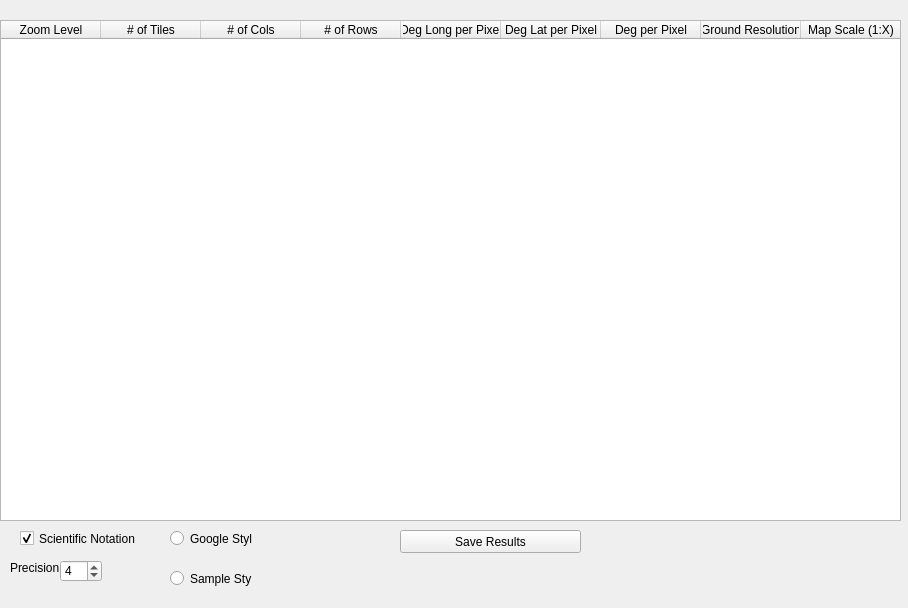
This is resultform.ui in bpass/TileCache as Qt 5 draws it before an edit. The edited form follows.
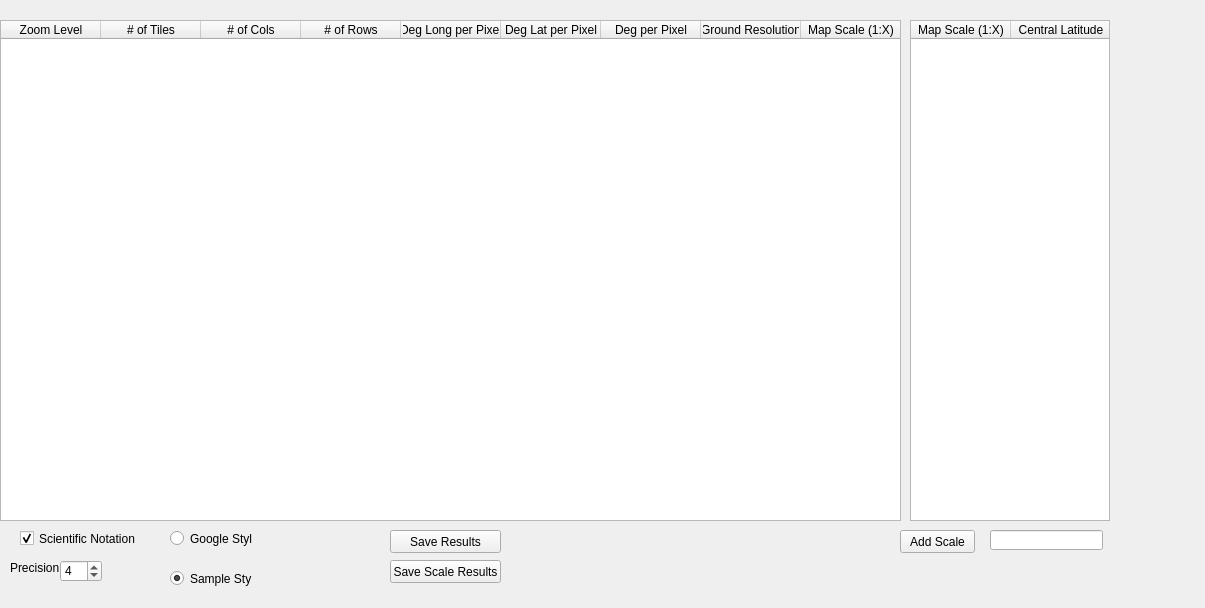
This is the edited form. Icons and pictures are not drawn.

Commit message: Longitudes spanning the date line now work correctly.  Added functionality to see central latitude needed for given map scales.

```diff
--- a/resultform.ui
+++ b/resultform.ui
@@ -6,7 +6,7 @@
    <rect>
     <x>0</x>
     <y>0</y>
-    <width>908</width>
+    <width>1205</width>
     <height>608</height>
    </rect>
   </property>
@@ -114,9 +114,9 @@
   <widget class="QPushButton" name="saveButton">
    <property name="geometry">
     <rect>
-     <x>400</x>
+     <x>390</x>
      <y>530</y>
-     <width>181</width>
+     <width>111</width>
      <height>23</height>
     </rect>
    </property>
@@ -165,6 +165,9 @@
    <property name="text">
     <string>Sample Style</string>
    </property>
+   <property name="checked">
+    <bool>true</bool>
+   </property>
   </widget>
   <widget class="QLabel" name="precLabel">
    <property name="geometry">
@@ -195,6 +198,98 @@
     <number>4</number>
    </property>
   </widget>
+  <widget class="QTableWidget" name="scaleTable">
+   <property name="geometry">
+    <rect>
+     <x>910</x>
+     <y>20</y>
+     <width>200</width>
+     <height>501</height>
+    </rect>
+   </property>
+   <property name="verticalScrollBarPolicy">
+    <enum>Qt::ScrollBarAlwaysOff</enum>
+   </property>
+   <property name="horizontalScrollBarPolicy">
+    <enum>Qt::ScrollBarAlwaysOff</enum>
+   </property>
+   <property name="autoScroll">
+    <bool>false</bool>
+   </property>
+   <property name="editTriggers">
+    <set>QAbstractItemView::NoEditTriggers</set>
+   </property>
+   <property name="alternatingRowColors">
+    <bool>true</bool>
+   </property>
+   <property name="selectionMode">
+    <enum>QAbstractItemView::NoSelection</enum>
+   </property>
+   <property name="sortingEnabled">
+    <bool>false</bool>
+   </property>
+   <property name="cornerButtonEnabled">
+    <bool>false</bool>
+   </property>
+   <property name="columnCount">
+    <number>2</number>
+   </property>
+   <attribute name="horizontalHeaderHighlightSections">
+    <bool>false</bool>
+   </attribute>
+   <attribute name="verticalHeaderVisible">
+    <bool>false</bool>
+   </attribute>
+   <attribute name="verticalHeaderHighlightSections">
+    <bool>false</bool>
+   </attribute>
+   <column>
+    <property name="text">
+     <string>Map Scale (1:X)</string>
+    </property>
+   </column>
+   <column>
+    <property name="text">
+     <string>Central Latitude</string>
+    </property>
+   </column>
+  </widget>
+  <widget class="QPushButton" name="scaleButton">
+   <property name="geometry">
+    <rect>
+     <x>900</x>
+     <y>530</y>
+     <width>75</width>
+     <height>23</height>
+    </rect>
+   </property>
+   <property name="text">
+    <string>Add Scale</string>
+   </property>
+  </widget>
+  <widget class="QLineEdit" name="scaleText">
+   <property name="geometry">
+    <rect>
+     <x>990</x>
+     <y>530</y>
+     <width>113</width>
+     <height>20</height>
+    </rect>
+   </property>
+  </widget>
+  <widget class="QPushButton" name="scaleSaveButton">
+   <property name="geometry">
+    <rect>
+     <x>390</x>
+     <y>560</y>
+     <width>111</width>
+     <height>23</height>
+    </rect>
+   </property>
+   <property name="text">
+    <string>Save Scale Results</string>
+   </property>
+  </widget>
  </widget>
  <resources/>
  <connections/>
```
Left out of the diff: 5 changed lines with no effect on the pictures. The commit also changes 7 other files.
